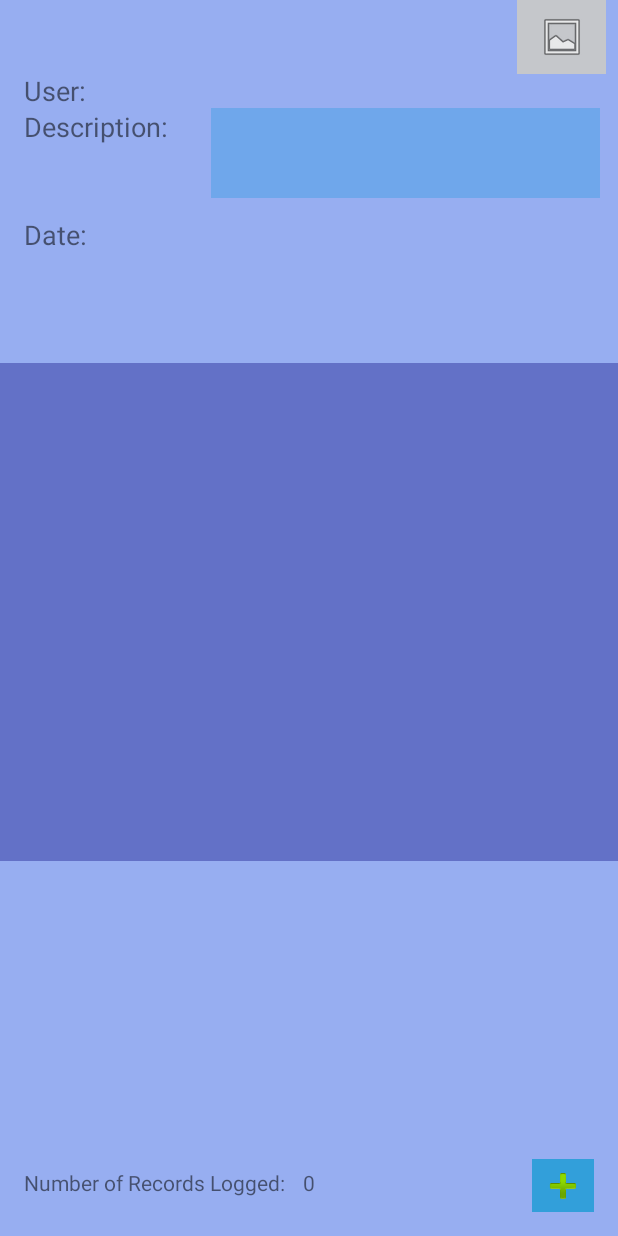
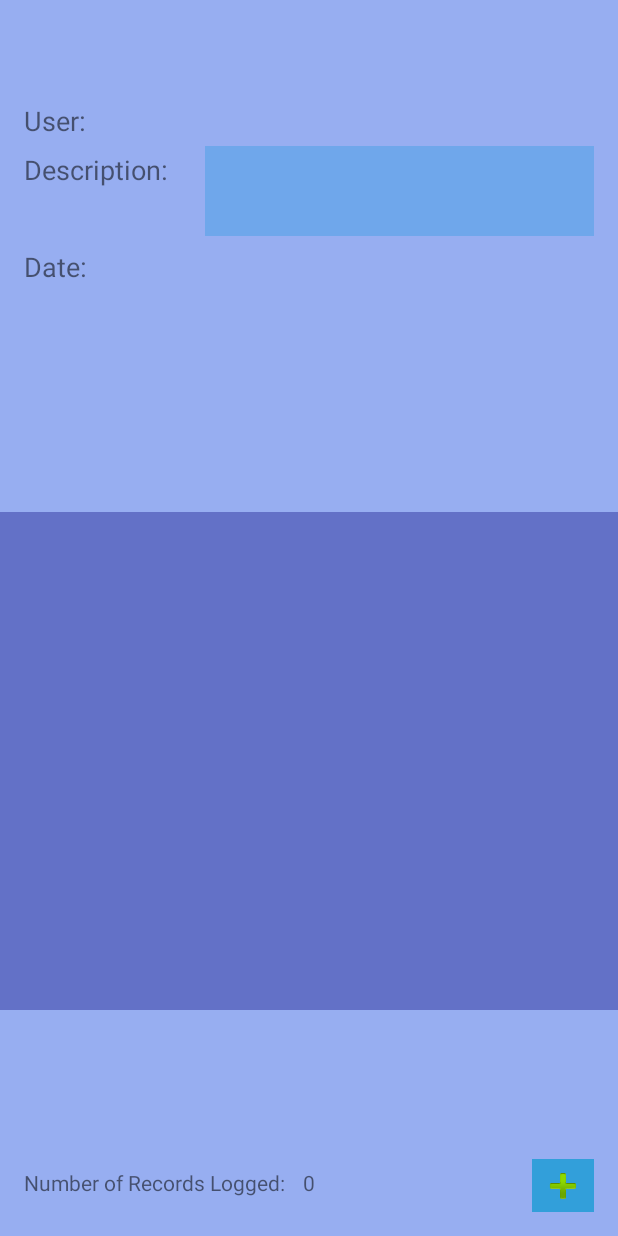
Before and after one commit to CMPUT301F18T06/ManTracker, an Android app: the RecordListActivity screen opened directly, with no data from a screen before it, on a phone screen of 412 x 824 dp. Run offline under Robolectric (Android 15) with nearby library versions, the phone set to English and light mode, and no system bars; libraries missing offline, so code that uses them is left out: com.searchly.jestdroid, io.searchbox.core; 8 statements that could not run were skipped.

Commit message:
slide show and edit problem done

```diff
--- a/app/build.gradle
+++ b/app/build.gradle
@@ -4,7 +4,7 @@ android {
     compileSdkVersion 27
     defaultConfig {
         applicationId "project.ece301.mantracker"
-        minSdkVersion 17
+        minSdkVersion 21
         targetSdkVersion 26
         versionCode 1
         versionName "1.0"
--- a/app/src/main/java/project/ece301/mantracker/MedicalProblem/ElasticSearchPatientController.java
+++ b/app/src/main/java/project/ece301/mantracker/MedicalProblem/ElasticSearchPatientController.java
@@ -54,7 +54,6 @@ public class ElasticSearchPatientController {
         }
     }
 
-    // TODO we need a function which gets tweets from elastic search
     public static class GetPatientTask extends AsyncTask<String, Void, ArrayList<Patient>> {
         @Override
         protected ArrayList<Patient> doInBackground(String... search_parameters) {
--- /dev/null
+++ b/app/src/main/res/drawable/ic_menu_black_24dp.xml
@@ -0,0 +1,5 @@
+<vector android:autoMirrored="true" android:height="24dp"
+    android:tint="#FFFFFF" android:viewportHeight="24.0"
+    android:viewportWidth="24.0" android:width="24dp" xmlns:android="http://schemas.android.com/apk/res/android">
+    <path android:fillColor="#FF000000" android:pathData="M3,18h18v-2L3,16v2zM3,13h18v-2L3,11v2zM3,6v2h18L21,6L3,6z"/>
+</vector>
--- a/app/src/main/res/layout/medical_records.xml
+++ b/app/src/main/res/layout/medical_records.xml
@@ -5,6 +5,18 @@
     android:layout_width="match_parent"
     android:layout_height="match_parent"
     android:background="@color/colorPrimaryDark">
+
+
+    <android.support.v7.widget.Toolbar
+        android:id="@+id/medpro_toolbar"
+        android:layout_width="match_parent"
+        android:layout_height="wrap_content"
+
+        >
+
+
+
+    </android.support.v7.widget.Toolbar>
 
     <ImageButton
         android:id="@+id/addRecordButton"
@@ -24,94 +36,83 @@
         android:id="@+id/recordList"
         android:layout_width="match_parent"
         android:layout_height="332dp"
-        android:layout_marginTop="172dp"
         android:background="@color/darkBlue"
         app:layout_constraintBottom_toBottomOf="parent"
         app:layout_constraintEnd_toEndOf="parent"
         app:layout_constraintHorizontal_bias="0.0"
         app:layout_constraintStart_toStartOf="parent"
-        app:layout_constraintTop_toTopOf="parent"
-        app:layout_constraintVertical_bias="0.218">
+        app:layout_constraintTop_toBottomOf="@+id/recordDateHeader">
 
     </ListView>
 
-    <TextView
-        android:id="@+id/recordTitleTextView"
-        android:layout_width="304dp"
-        android:layout_height="39dp"
-        android:layout_marginStart="8dp"
-        android:layout_marginEnd="8dp"
-        android:gravity="center"
-        android:textSize="28sp"
-        app:layout_constraintEnd_toEndOf="parent"
-        app:layout_constraintHorizontal_bias="0.0"
-        app:layout_constraintStart_toStartOf="parent"
-        app:layout_constraintTop_toTopOf="parent" />
 
     <TextView
         android:id="@+id/recordUserHeader"
         android:layout_width="wrap_content"
         android:layout_height="wrap_content"
         android:layout_marginStart="16dp"
-        android:layout_marginTop="48dp"
+        android:layout_marginTop="4dp"
         android:layout_weight="1"
         android:text="@string/User"
         android:textSize="18sp"
         app:layout_constraintStart_toStartOf="parent"
-        app:layout_constraintTop_toTopOf="parent" />
+        app:layout_constraintTop_toTopOf="@+id/addNewRecordHeader" />
 
     <TextView
         android:id="@+id/addNewRecordHeader"
         android:layout_width="175dp"
         android:layout_height="25dp"
-        android:layout_marginTop="48dp"
-        android:layout_marginEnd="136dp"
+        android:layout_marginEnd="72dp"
+        android:layout_marginStart="8dp"
+        android:layout_marginTop="8dp"
         android:textSize="18sp"
         app:layout_constraintEnd_toEndOf="parent"
-        app:layout_constraintTop_toTopOf="parent" />
+        app:layout_constraintStart_toEndOf="@+id/recordUserHeader"
+        app:layout_constraintTop_toBottomOf="@+id/medpro_toolbar" />
 
     <TextView
         android:id="@+id/recordDescriptionHeader"
         android:layout_width="wrap_content"
         android:layout_height="wrap_content"
         android:layout_marginStart="16dp"
-        android:layout_marginTop="72dp"
+        android:layout_marginTop="8dp"
         android:text="@string/descriptionHeader"
         android:textSize="18sp"
         app:layout_constraintStart_toStartOf="parent"
-        app:layout_constraintTop_toTopOf="parent" />
+        app:layout_constraintTop_toBottomOf="@+id/recordUserHeader" />
 
     <TextView
         android:id="@+id/userRecordDescription"
         android:layout_width="259dp"
         android:layout_height="60dp"
-        android:layout_marginTop="72dp"
-        android:layout_marginEnd="12dp"
+        android:layout_marginStart="8dp"
+        android:layout_marginTop="8dp"
         android:background="@color/descriptionBox"
         android:textSize="18sp"
         app:layout_constraintEnd_toEndOf="parent"
-        app:layout_constraintTop_toTopOf="parent" />
+        app:layout_constraintStart_toEndOf="@+id/recordDescriptionHeader"
+        app:layout_constraintTop_toBottomOf="@+id/addNewRecordHeader" />
 
     <TextView
         android:id="@+id/recordDate"
         android:layout_width="wrap_content"
         android:layout_height="wrap_content"
         android:layout_marginStart="16dp"
-        android:layout_marginTop="144dp"
+        android:layout_marginTop="8dp"
         android:textSize="18sp"
         app:layout_constraintStart_toEndOf="@+id/recordDateHeader"
-        app:layout_constraintTop_toTopOf="parent" />
+        app:layout_constraintTop_toBottomOf="@+id/userRecordDescription" />
 
     <TextView
         android:id="@+id/recordDateHeader"
         android:layout_width="wrap_content"
         android:layout_height="0dp"
         android:layout_marginStart="16dp"
-        android:layout_marginTop="144dp"
+        android:layout_marginTop="8dp"
         android:text="@string/dateHeader"
         android:textSize="18sp"
         app:layout_constraintStart_toStartOf="parent"
-        app:layout_constraintTop_toTopOf="parent" />
+        app:layout_constraintTop_toBottomOf="@+id/userRecordDescription" />
 
     <TextView
         android:id="@+id/recordCountHeader"
@@ -133,14 +134,5 @@
         app:layout_constraintStart_toEndOf="@+id/recordCountHeader"
         app:layout_constraintTop_toTopOf="@+id/recordCountHeader" />
 
-    <ImageButton
-        android:id="@+id/slideshowButton"
-        android:layout_width="59dp"
-        android:layout_height="49dp"
-        android:layout_marginEnd="8dp"
-        android:background="@color/grey"
-        android:contentDescription="@string/contentDescription"
-        app:layout_constraintEnd_toEndOf="parent"
-        app:layout_constraintTop_toTopOf="parent"
-        app:srcCompat="@android:drawable/ic_menu_gallery" />
+
 </android.support.constraint.ConstraintLayout>
--- /dev/null
+++ b/app/src/main/res/menu/medpro_toolbar.xml
@@ -0,0 +1,21 @@
+<?xml version="1.0" encoding="utf-8"?>
+<menu
+    xmlns:android="http://schemas.android.com/apk/res/android"
+    xmlns:app="http://schemas.android.com/apk/res-auto"
+
+    >
+
+    <item android:id="@+id/medpro_action_gallery"
+        android:title="Gallery"
+        app:showAsAction="ifRoom"/>
+    <item android:id="@+id/medpro_action_delete"
+        android:title="Delete"
+        app:showAsAction="never"/>
+    <item
+        android:id="@+id/medpro_action_edit"
+        android:title="Edit"
+        app:showAsAction="never"/>
+
+</menu>
+
+<!--TODO ICON CAN BE ADDED IF TIME ALLOWED-->
```
Also changed, not shown: app/src/main/AndroidManifest.xml (+7 -8 lines), app/src/main/java/project/ece301/mantracker/Activity/RecordListActivity.java (+80 -5 lines), app/src/main/java/project/ece301/mantracker/Activity/img_slideshow.java (+45 -4 lines), app/src/main/java/project/ece301/mantracker/Adapter/slide_show_adapter.java (+11 -11 lines), app/src/main/java/project/ece301/mantracker/Edit_MedPro/edit_medpro.java (added, +90 -0 lines), app/src/main/java/project/ece301/mantracker/MedicalProblem/Record.java (+3 -4 lines), app/src/main/res/layout/activity_edit_medpro.xml (added, +95 -0 lines), app/src/main/res/layout/activity_img_slideshow.xml (+14 -1 lines).
